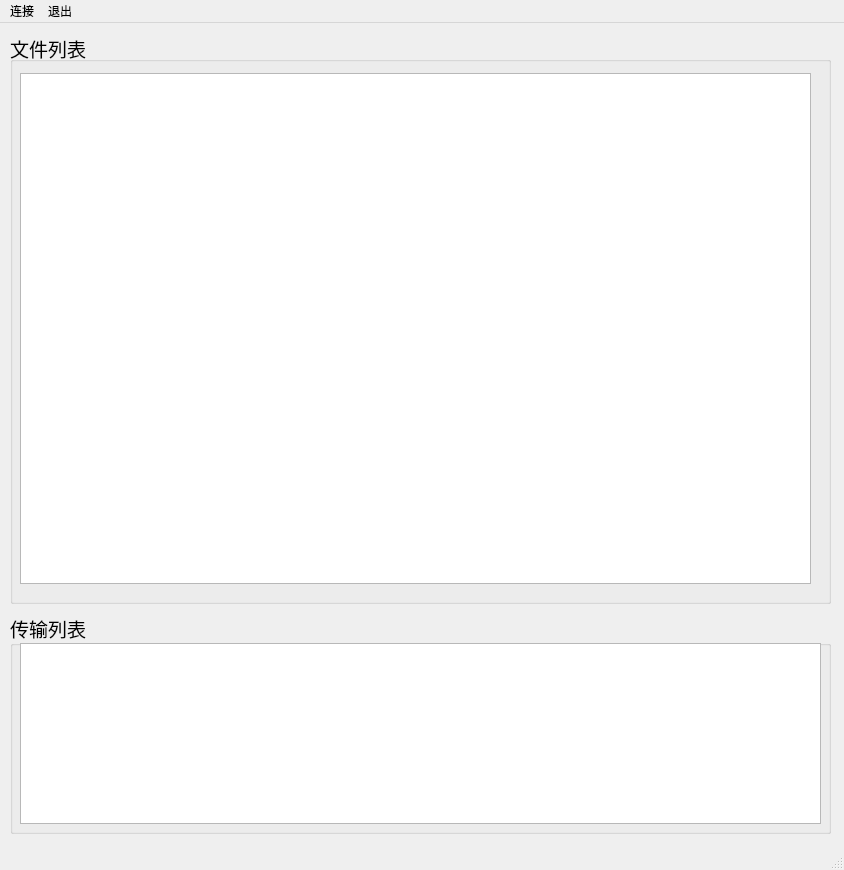
Before: the Qt Designer form FTPTransFer-client/mainwindow.ui in SuzukiTccy/QTProject-FTP, drawn with Qt 5.
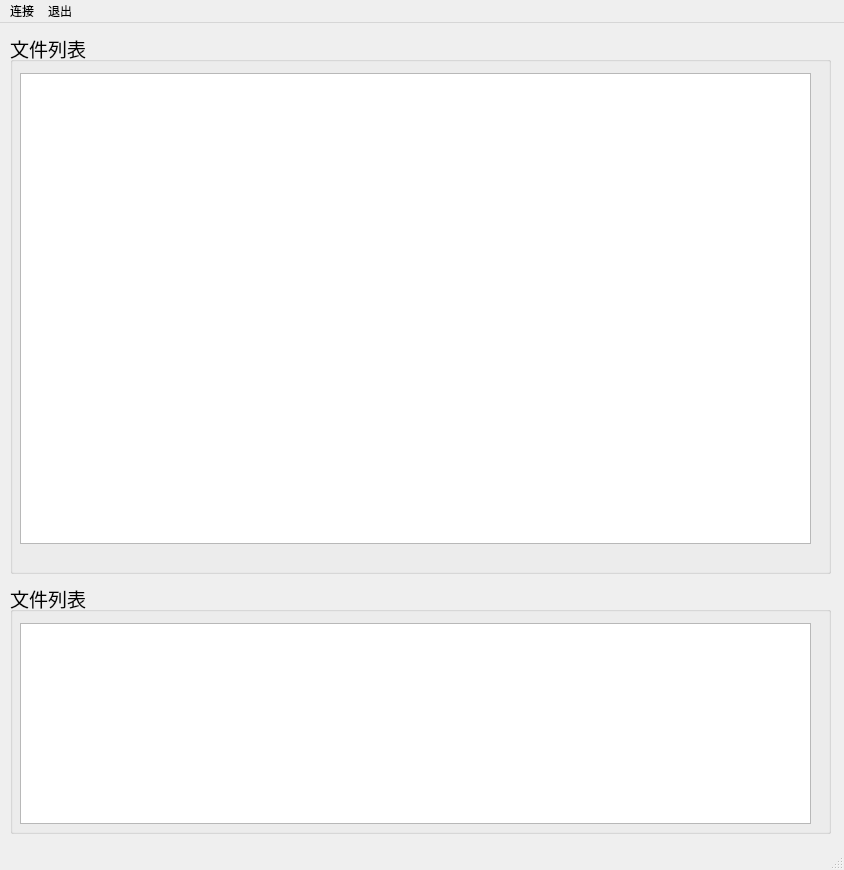
After: the same form once the commit is applied.

```diff
--- a/FTPTransFer-client/mainwindow.ui
+++ b/FTPTransFer-client/mainwindow.ui
@@ -20,7 +20,7 @@
       <x>10</x>
       <y>10</y>
       <width>821</width>
-      <height>571</height>
+      <height>541</height>
      </rect>
     </property>
     <property name="font">
@@ -37,7 +37,7 @@
        <x>10</x>
        <y>40</y>
        <width>791</width>
-       <height>511</height>
+       <height>471</height>
       </rect>
      </property>
      <property name="styleSheet">
@@ -49,29 +49,31 @@
     <property name="geometry">
      <rect>
       <x>10</x>
-      <y>590</y>
+      <y>560</y>
       <width>821</width>
-      <height>221</height>
+      <height>251</height>
      </rect>
     </property>
     <property name="font">
      <font>
-      <family>Academy Engraved LET</family>
       <pointsize>14</pointsize>
      </font>
     </property>
     <property name="title">
-     <string>传输列表</string>
+     <string>文件列表</string>
     </property>
-    <widget class="QListView" name="listView">
+    <widget class="QTableWidget" name="list_transfer">
      <property name="geometry">
       <rect>
        <x>10</x>
-       <y>30</y>
-       <width>801</width>
-       <height>181</height>
+       <y>40</y>
+       <width>791</width>
+       <height>201</height>
       </rect>
      </property>
+     <property name="styleSheet">
+      <string notr="true"/>
+     </property>
     </widget>
    </widget>
   </widget>
```
Left out of the diff: 2 changed lines with no effect on the pictures.
